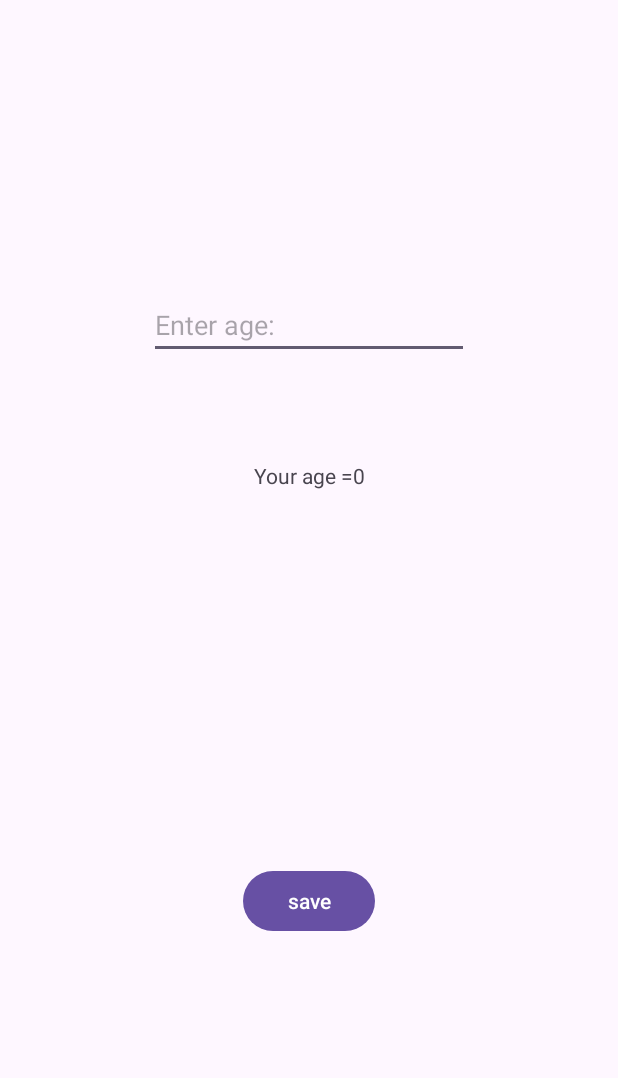
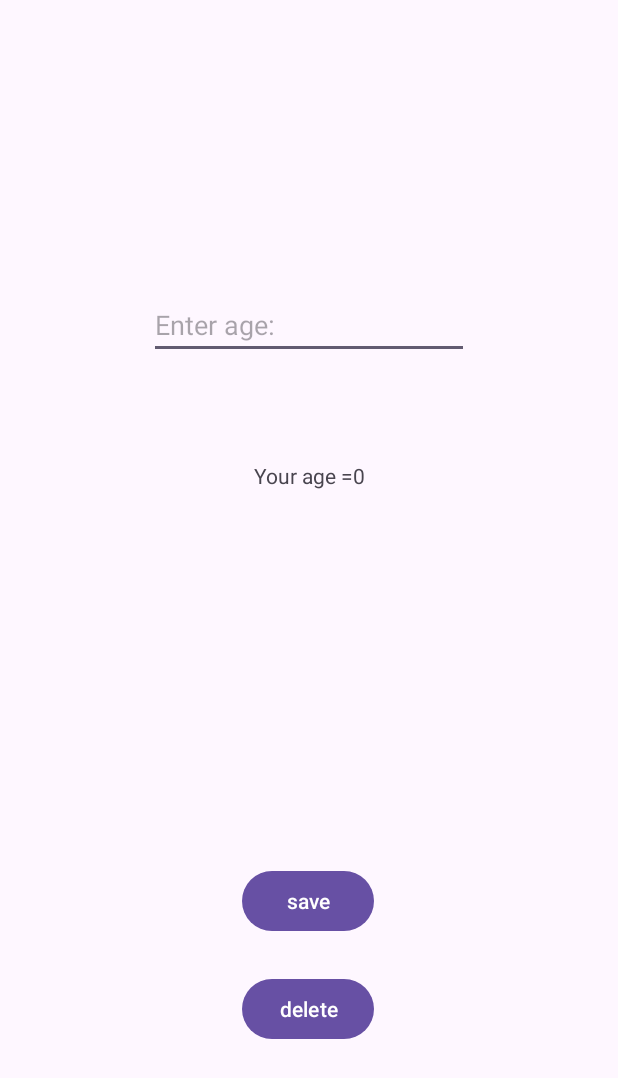
Before and after one commit to Mesrur-Kirbas/androidStudio-playground, an Android app: the screen it shows after launch (MainActivity), on a phone screen of 412 x 824 dp. Shown: the top 1078 px of the screen. Run offline under Robolectric (Android 15) with nearby library versions, the phone set to English and light mode, and no system bars.

Commit message:
deleting storedAge

```diff
--- a/StoringData/app/src/main/java/com/mesrurkirbas/storingdata/MainActivity.java
+++ b/StoringData/app/src/main/java/com/mesrurkirbas/storingdata/MainActivity.java
@@ -42,4 +42,14 @@ public class MainActivity extends AppCompatActivity {
             sharedpreferences.edit().putInt("storedAge",userAge).apply();
         }
     }
+
+    public void delete(View view){
+        int storedData =  sharedpreferences.getInt("storedAge", 0);
+        if (storedData != 0){
+            sharedpreferences.edit().remove("storedAge").apply();
+            textView.setText("Your age: ");
+        }
+    }
+
+
 }
--- a/StoringData/app/src/main/res/layout/activity_main.xml
+++ b/StoringData/app/src/main/res/layout/activity_main.xml
@@ -5,6 +5,7 @@
     android:id="@+id/main"
     android:layout_width="match_parent"
     android:layout_height="match_parent"
+    android:onClick="delete"
     tools:context=".MainActivity">
 
     <Button
@@ -16,6 +17,7 @@
         android:text="save"
         app:layout_constraintBottom_toBottomOf="parent"
         app:layout_constraintEnd_toEndOf="parent"
+        app:layout_constraintHorizontal_bias="0.498"
         app:layout_constraintStart_toStartOf="parent"
         app:layout_constraintTop_toBottomOf="@+id/textView" />
 
@@ -44,4 +46,16 @@
         app:layout_constraintEnd_toEndOf="parent"
         app:layout_constraintStart_toStartOf="parent"
         app:layout_constraintTop_toTopOf="parent" />
+
+    <Button
+        android:id="@+id/button3"
+        android:layout_width="wrap_content"
+        android:layout_height="wrap_content"
+        android:layout_marginTop="24dp"
+        android:onClick="delete"
+        android:text="delete"
+        app:layout_constraintEnd_toEndOf="parent"
+        app:layout_constraintHorizontal_bias="0.498"
+        app:layout_constraintStart_toStartOf="parent"
+        app:layout_constraintTop_toBottomOf="@+id/button" />
 </androidx.constraintlayout.widget.ConstraintLayout>
```
